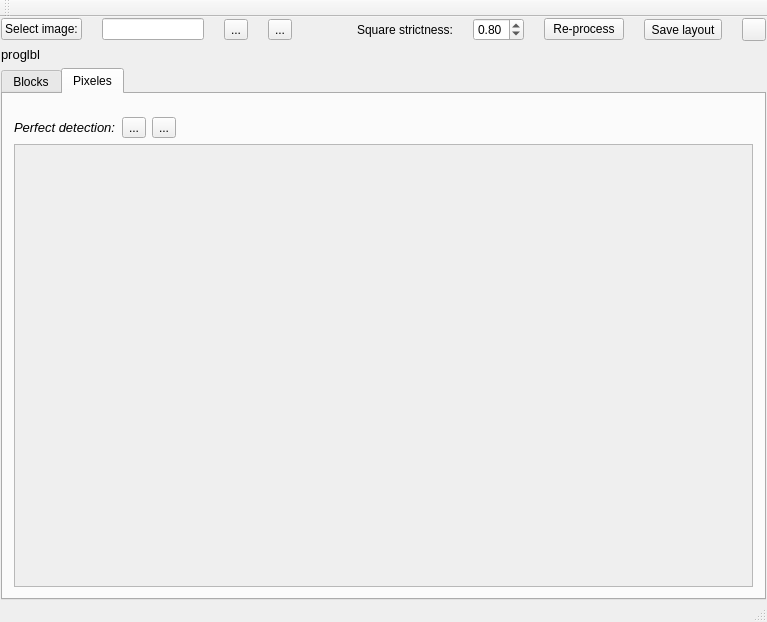
Old version of the form mainwindow.ui in the repository MosheWagner/tzura.
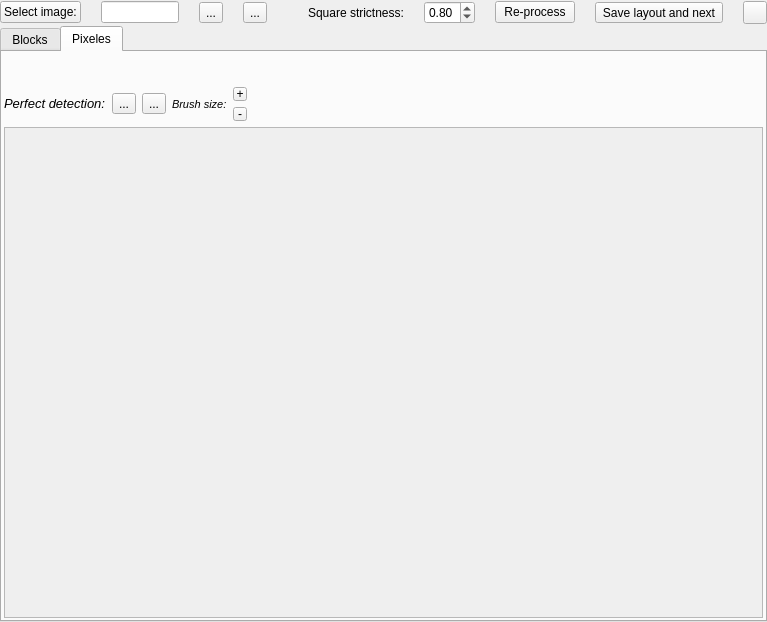
New version of the form. The open tabs and pages were chosen to show the change. Icons and pictures are not drawn.

Commit message: Brush size change allowed. Save is now save & next. A few other bugfixes

What changed in the file:
```diff
--- a/mainwindow.ui
+++ b/mainwindow.ui
@@ -15,14 +15,17 @@
   </property>
   <widget class="QWidget" name="centralWidget">
    <layout class="QVBoxLayout" name="verticalLayout">
+    <property name="spacing">
+     <number>2</number>
+    </property>
     <property name="leftMargin">
-     <number>1</number>
+     <number>0</number>
     </property>
     <property name="topMargin">
      <number>1</number>
     </property>
     <property name="rightMargin">
-     <number>1</number>
+     <number>0</number>
     </property>
     <property name="bottomMargin">
      <number>0</number>
@@ -37,6 +40,11 @@
       </property>
       <item>
        <widget class="QPushButton" name="openfileBTN">
+        <property name="font">
+         <font>
+          <pointsize>9</pointsize>
+         </font>
+        </property>
         <property name="text">
          <string>Select image:</string>
         </property>
@@ -85,6 +93,11 @@
       </item>
       <item>
        <widget class="QLabel" name="label_4">
+        <property name="font">
+         <font>
+          <pointsize>9</pointsize>
+         </font>
+        </property>
         <property name="text">
          <string>Square strictness:</string>
         </property>
@@ -92,6 +105,11 @@
       </item>
       <item>
        <widget class="QDoubleSpinBox" name="satSpinBox">
+        <property name="font">
+         <font>
+          <pointsize>9</pointsize>
+         </font>
+        </property>
         <property name="decimals">
          <number>2</number>
         </property>
@@ -108,6 +126,11 @@
       </item>
       <item>
        <widget class="QPushButton" name="reprocBTN">
+        <property name="font">
+         <font>
+          <pointsize>9</pointsize>
+         </font>
+        </property>
         <property name="text">
          <string>Re-process</string>
         </property>
@@ -115,13 +138,24 @@
       </item>
       <item>
        <widget class="QToolButton" name="saveLayoutBTN">
+        <property name="font">
+         <font>
+          <pointsize>9</pointsize>
+         </font>
+        </property>
         <property name="text">
-         <string>Save layout</string>
+         <string>Save layout and next</string>
         </property>
         <property name="icon">
          <iconset resource="res.qrc">
           <normaloff>:/Icons/Icons/button_accept.png</normaloff>:/Icons/Icons/button_accept.png</iconset>
         </property>
+        <property name="iconSize">
+         <size>
+          <width>40</width>
+          <height>16</height>
+         </size>
+        </property>
         <property name="toolButtonStyle">
          <enum>Qt::ToolButtonTextBesideIcon</enum>
         </property>
@@ -140,20 +174,6 @@
       </item>
      </layout>
     </item>
-    <item>
-     <widget class="QLabel" name="proglabel">
-      <property name="font">
-       <font>
-        <pointsize>10</pointsize>
-        <weight>50</weight>
-        <bold>false</bold>
-       </font>
-      </property>
-      <property name="text">
-       <string>proglbl</string>
-      </property>
-     </widget>
-    </item>
     <item>
      <widget class="QTabWidget" name="tabWidget">
       <property name="currentIndex">
@@ -238,6 +258,23 @@
         <string>Pixeles</string>
        </attribute>
        <layout class="QVBoxLayout" name="verticalLayout_2">
+        <property name="margin">
+         <number>2</number>
+        </property>
+        <item>
+         <widget class="QLabel" name="proglabel">
+          <property name="font">
+           <font>
+            <pointsize>10</pointsize>
+            <weight>50</weight>
+            <bold>false</bold>
+           </font>
+          </property>
+          <property name="text">
+           <string/>
+          </property>
+         </widget>
+        </item>
         <item>
          <layout class="QHBoxLayout" name="horizontalLayout_5">
           <property name="topMargin">
@@ -295,6 +332,58 @@
             </property>
            </widget>
           </item>
+          <item>
+           <widget class="QLabel" name="label_6">
+            <property name="font">
+             <font>
+              <pointsize>8</pointsize>
+              <italic>true</italic>
+             </font>
+            </property>
+            <property name="text">
+             <string>Brush size:</string>
+            </property>
+           </widget>
+          </item>
+          <item>
+           <layout class="QVBoxLayout" name="verticalLayout_3">
+            <property name="leftMargin">
+             <number>0</number>
+            </property>
+            <item>
+             <widget class="QToolButton" name="plusBTN">
+              <property name="maximumSize">
+               <size>
+                <width>14</width>
+                <height>14</height>
+               </size>
+              </property>
+              <property name="text">
+               <string>+</string>
+              </property>
+              <property name="iconSize">
+               <size>
+                <width>8</width>
+                <height>8</height>
+               </size>
+              </property>
+             </widget>
+            </item>
+            <item>
+             <widget class="QToolButton" name="minusBTN">
+              <property name="maximumSize">
+               <size>
+                <width>14</width>
+                <height>14</height>
+               </size>
+              </property>
+              <property name="text">
+               <string>-</string>
+              </property>
+             </widget>
+            </item>
+           </layout>
+          </item>
           <item>
            <spacer name="horizontalSpacer_2">
             <property name="orientation">
@@ -320,11 +409,14 @@
             <rect>
              <x>0</x>
              <y>0</y>
-             <width>96</width>
-             <height>35</height>
+             <width>755</width>
+             <height>478</height>
             </rect>
            </property>
            <layout class="QHBoxLayout" name="horizontalLayout_4">
+            <property name="margin">
+             <number>2</number>
+            </property>
             <item>
              <widget class="QLabel" name="label_2">
               <property name="text">
@@ -342,15 +434,6 @@
     </item>
    </layout>
   </widget>
-  <widget class="QToolBar" name="mainToolBar">
-   <attribute name="toolBarArea">
-    <enum>TopToolBarArea</enum>
-   </attribute>
-   <attribute name="toolBarBreak">
-    <bool>false</bool>
-   </attribute>
-  </widget>
-  <widget class="QStatusBar" name="statusBar"/>
   <action name="actionHelp">
    <property name="text">
     <string>Help!</string>
```
Left out of the diff: 10 changed lines with no effect on the pictures. The commit also changes 15 other files.
